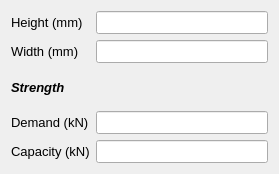
Before: the Qt Designer form Connections/Moment/BBSpliceCoverPlate/BBSpliceCoverPlateBolted/ui_webspliceplate.ui in osdag-admin/Osdag, drawn with Qt 5.
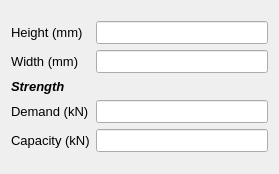
After: the same form once the commit is applied.

The edit to the form file:
```diff
--- a/Connections/Moment/BBSpliceCoverPlate/BBSpliceCoverPlateBolted/ui_webspliceplate.ui
+++ b/Connections/Moment/BBSpliceCoverPlate/BBSpliceCoverPlateBolted/ui_webspliceplate.ui
@@ -13,53 +13,21 @@
   <property name="windowTitle">
    <string>Web splice plate</string>
   </property>
-  <layout class="QGridLayout" name="gridLayout">
-   <item row="0" column="1">
-    <widget class="QLineEdit" name="txt_plateHeight">
-     <property name="font">
-      <font>
-       <pointsize>10</pointsize>
-       <weight>50</weight>
-       <bold>false</bold>
-      </font>
-     </property>
-     <property name="readOnly">
-      <bool>true</bool>
-     </property>
-    </widget>
-   </item>
-   <item row="3" column="0">
-    <widget class="QLabel" name="label_163">
-     <property name="font">
-      <font>
-       <pointsize>10</pointsize>
-       <weight>50</weight>
-       <bold>false</bold>
-      </font>
-     </property>
-     <property name="focusPolicy">
-      <enum>Qt::NoFocus</enum>
-     </property>
-     <property name="text">
-      <string>&lt;html&gt;&lt;head/&gt;&lt;body&gt;&lt;p&gt;Demand (kN)&lt;/p&gt;&lt;/body&gt;&lt;/html&gt;</string>
-     </property>
-    </widget>
-   </item>
-   <item row="1" column="0">
-    <widget class="QLabel" name="label_3">
-     <property name="font">
-      <font>
-       <pointsize>10</pointsize>
-       <weight>50</weight>
-       <bold>false</bold>
-      </font>
-     </property>
-     <property name="text">
-      <string>Width (mm)</string>
-     </property>
-    </widget>
-   </item>
+  <layout class="QFormLayout" name="formLayout">
    <item row="0" column="0">
+    <spacer name="verticalSpacer">
+     <property name="orientation">
+      <enum>Qt::Vertical</enum>
+     </property>
+     <property name="sizeHint" stdset="0">
+      <size>
+       <width>20</width>
+       <height>40</height>
+      </size>
+     </property>
+    </spacer>
+   </item>
+   <item row="1" column="0">
     <widget class="QLabel" name="plateHeight_2">
      <property name="font">
       <font>
@@ -73,22 +41,8 @@
      </property>
     </widget>
    </item>
-   <item row="3" column="1">
-    <widget class="QLineEdit" name="txt_plateDemand">
-     <property name="font">
-      <font>
-       <pointsize>10</pointsize>
-       <weight>50</weight>
-       <bold>false</bold>
-      </font>
-     </property>
-     <property name="readOnly">
-      <bool>true</bool>
-     </property>
-    </widget>
-   </item>
    <item row="1" column="1">
-    <widget class="QLineEdit" name="txt_plateWidth">
+    <widget class="QLineEdit" name="txt_plateHeight">
      <property name="font">
       <font>
        <pointsize>10</pointsize>
@@ -102,6 +56,34 @@
     </widget>
    </item>
    <item row="2" column="0">
+    <widget class="QLabel" name="label_3">
+     <property name="font">
+      <font>
+       <pointsize>10</pointsize>
+       <weight>50</weight>
+       <bold>false</bold>
+      </font>
+     </property>
+     <property name="text">
+      <string>Width (mm)</string>
+     </property>
+    </widget>
+   </item>
+   <item row="2" column="1">
+    <widget class="QLineEdit" name="txt_plateWidth">
+     <property name="font">
+      <font>
+       <pointsize>10</pointsize>
+       <weight>50</weight>
+       <bold>false</bold>
+      </font>
+     </property>
+     <property name="readOnly">
+      <bool>true</bool>
+     </property>
+    </widget>
+   </item>
+   <item row="3" column="0">
     <widget class="QLabel" name="label">
      <property name="font">
       <font>
@@ -118,6 +100,37 @@
     </widget>
    </item>
    <item row="4" column="0">
+    <widget class="QLabel" name="label_163">
+     <property name="font">
+      <font>
+       <pointsize>10</pointsize>
+       <weight>50</weight>
+       <bold>false</bold>
+      </font>
+     </property>
+     <property name="focusPolicy">
+      <enum>Qt::NoFocus</enum>
+     </property>
+     <property name="text">
+      <string>&lt;html&gt;&lt;head/&gt;&lt;body&gt;&lt;p&gt;Demand (kN)&lt;/p&gt;&lt;/body&gt;&lt;/html&gt;</string>
+     </property>
+    </widget>
+   </item>
+   <item row="4" column="1">
+    <widget class="QLineEdit" name="txt_plateDemand">
+     <property name="font">
+      <font>
+       <pointsize>10</pointsize>
+       <weight>50</weight>
+       <bold>false</bold>
+      </font>
+     </property>
+     <property name="readOnly">
+      <bool>true</bool>
+     </property>
+    </widget>
+   </item>
+   <item row="5" column="0">
     <widget class="QLabel" name="label_2">
      <property name="font">
       <font>
@@ -130,7 +143,7 @@
      </property>
     </widget>
    </item>
-   <item row="4" column="1">
+   <item row="5" column="1">
     <widget class="QLineEdit" name="txt_plateCapacity">
      <property name="font">
       <font>
@@ -139,6 +152,19 @@
      </property>
     </widget>
    </item>
+   <item row="6" column="1">
+    <spacer name="verticalSpacer_2">
+     <property name="orientation">
+      <enum>Qt::Vertical</enum>
+     </property>
+     <property name="sizeHint" stdset="0">
+      <size>
+       <width>20</width>
+       <height>40</height>
+      </size>
+     </property>
+    </spacer>
+   </item>
   </layout>
  </widget>
  <resources/>
```
